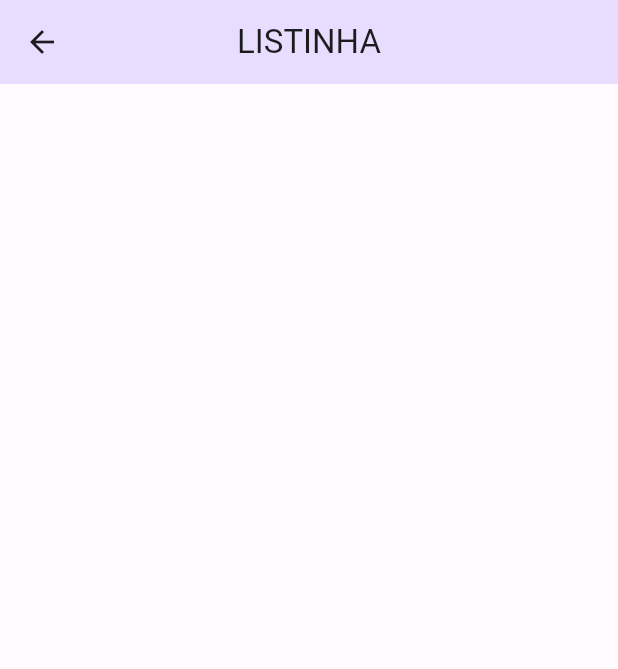
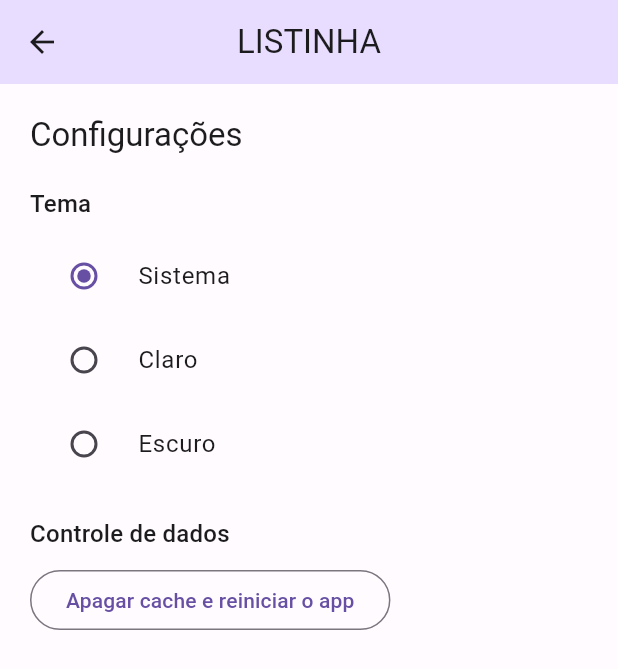
Before and after one commit to diegoventurasg/listinha, a Flutter app: the ConfigurationPage screen opened by its route, on a phone screen of 412 x 824 dp. Shown: the top 669 px of the screen. Run offline on Flutter 3.47's test engine with Material 2 defaults, Android fonts, the phone set to English and light mode, and no system bars; our stand-ins replace flutter_modular.

Commit message:
adiciona o controle de estado do theme mode

```diff
--- a/app/lib/app/app_module.dart
+++ b/app/lib/app/app_module.dart
@@ -2,8 +2,14 @@ import 'package:flutter_modular/flutter_modular.dart';
 
 import 'configuration/configuration_page.dart';
 import 'home/home_module.dart';
+import 'shared/stores/app_store.dart';
 
 class AppModule extends Module {
+  @override
+  List<Bind> get binds => [
+        Bind.singleton((i) => AppStore()),
+      ];
+
   @override
   List<ModularRoute> get routes => [
         ModuleRoute('/home', module: HomeModule()),
--- a/app/lib/app/app_widget.dart
+++ b/app/lib/app/app_widget.dart
@@ -1,6 +1,7 @@
 import 'package:flutter/material.dart';
 import 'package:flutter_modular/flutter_modular.dart';
 
+import 'shared/stores/app_store.dart';
 import 'shared/themes/themes.dart';
 
 class AppWidget extends StatelessWidget {
@@ -9,11 +10,14 @@ class AppWidget extends StatelessWidget {
   @override
   Widget build(BuildContext context) {
     Modular.setInitialRoute('/home/');
+    final appStore = context.watch<AppStore>(
+      (store) => store.themeMode,
+    );
 
     return MaterialApp.router(
       title: 'Listinha',
       debugShowCheckedModeBanner: false,
-      themeMode: ThemeMode.light,
+      themeMode: appStore.themeMode.value,
       theme: lightTheme,
       darkTheme: darkTheme,
       routerDelegate: Modular.routerDelegate,
--- a/app/lib/app/configuration/configuration_page.dart
+++ b/app/lib/app/configuration/configuration_page.dart
@@ -1,14 +1,69 @@
 import 'package:flutter/material.dart';
+import 'package:flutter_modular/flutter_modular.dart';
+
+import '../shared/stores/app_store.dart';
 
 class ConfigurationPage extends StatelessWidget {
   const ConfigurationPage({super.key});
 
   @override
   Widget build(BuildContext context) {
+    final textTheme = Theme.of(context).textTheme;
+
+    final appStore = context.watch<AppStore>(
+      (store) => store.themeMode,
+    );
+
     return Scaffold(
       appBar: AppBar(
         title: const Text('LISTINHA'),
       ),
+      body: Padding(
+        padding: const EdgeInsets.fromLTRB(20, 20, 20, 0),
+        child: Column(
+          crossAxisAlignment: CrossAxisAlignment.start,
+          children: [
+            Text(
+              'Configurações',
+              style: textTheme.titleLarge,
+            ),
+            const SizedBox(height: 20),
+            Text(
+              'Tema',
+              style: textTheme.titleMedium,
+            ),
+            const SizedBox(height: 8),
+            RadioListTile<ThemeMode>(
+              value: ThemeMode.system,
+              groupValue: appStore.themeMode.value,
+              title: const Text('Sistema'),
+              onChanged: appStore.changeThemeMode,
+            ),
+            RadioListTile<ThemeMode>(
+              value: ThemeMode.light,
+              groupValue: appStore.themeMode.value,
+              title: const Text('Claro'),
+              onChanged: appStore.changeThemeMode,
+            ),
+            RadioListTile<ThemeMode>(
+              value: ThemeMode.dark,
+              groupValue: appStore.themeMode.value,
+              title: const Text('Escuro'),
+              onChanged: appStore.changeThemeMode,
+            ),
+            const SizedBox(height: 20),
+            Text(
+              'Controle de dados',
+              style: textTheme.titleMedium,
+            ),
+            const SizedBox(height: 8),
+            OutlinedButton(
+              onPressed: () {},
+              child: const Text('Apagar cache e reiniciar o app'),
+            ),
+          ],
+        ),
+      ),
     );
   }
 }
--- /dev/null
+++ b/app/lib/app/shared/stores/app_store.dart
@@ -0,0 +1,13 @@
+import 'package:flutter/material.dart';
+
+class AppStore {
+  final themeMode = ValueNotifier(ThemeMode.system);
+
+  void changeThemeMode(ThemeMode? mode) {
+    if (mode != null) {
+      themeMode.value = mode;
+    }
+  }
+
+  void save() {}
+}
```
